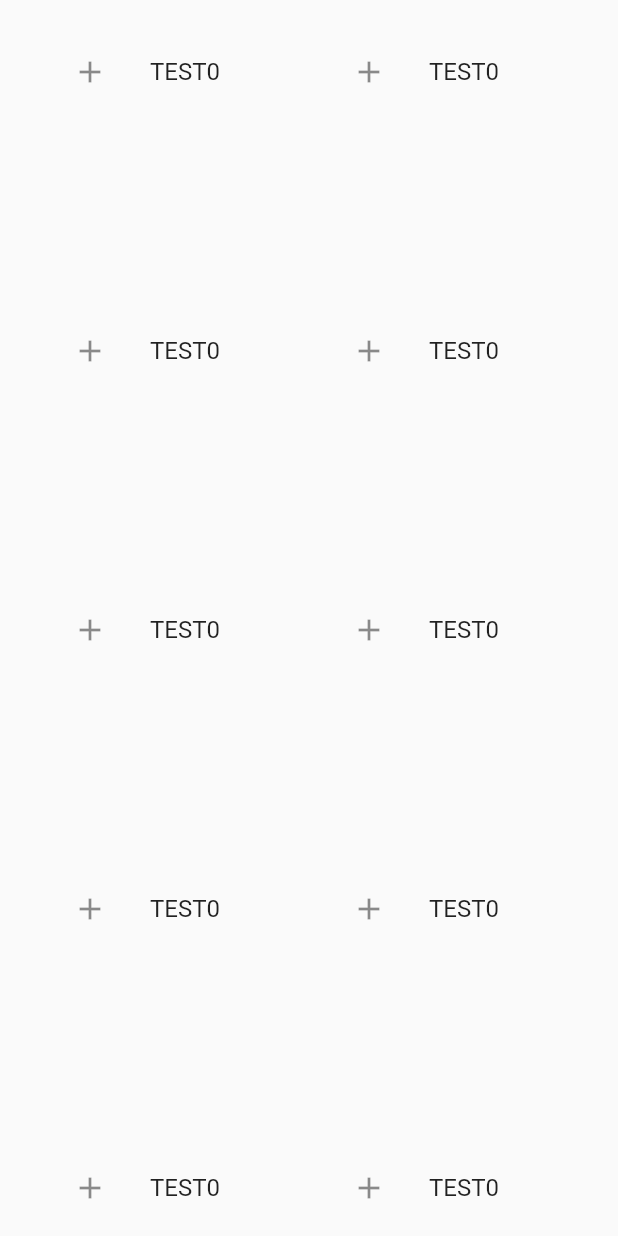
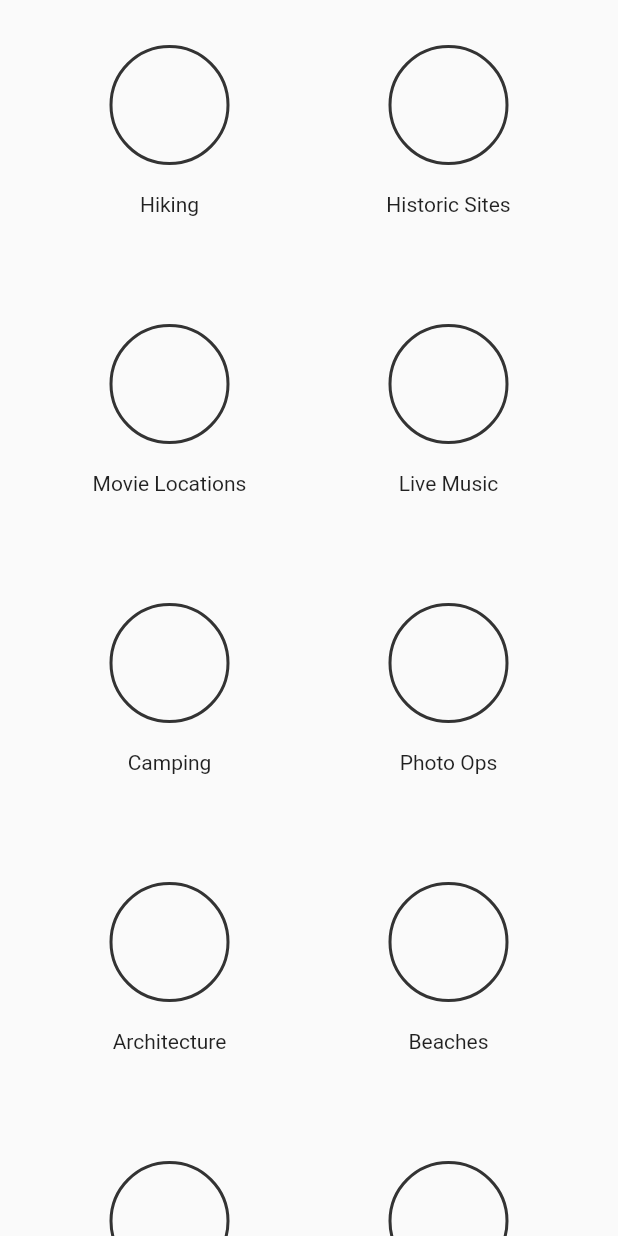
Before and after one commit to joeboylson/roamio, a Flutter app: the screen it shows after launch, on a phone screen of 412 x 824 dp. Run offline on Flutter 3.47's test engine with Material 2 defaults, Android fonts, the light colour scheme and no system bars; our stand-ins replace flutter_redux, redux; project files that could hold a hidden picture were left out.

Commit message:
more cleaning; created interest bubble; used data

```diff
--- a/lib/interestList/interestList.dart
+++ b/lib/interestList/interestList.dart
@@ -1,4 +1,5 @@
 import 'package:flutter/material.dart';
+import 'package:roamio/interestList/interestListBubble.dart';
 
 // redux state
 import 'package:roamio/model/model.dart';
@@ -18,7 +19,7 @@ class InterestList extends StatelessWidget {
       child: SingleChildScrollView(
         child: Column (
           children: <Widget> [
-            // list of interest items
+
             GridView.count(
               shrinkWrap: true,
               primary: false,
@@ -27,18 +28,9 @@ class InterestList extends StatelessWidget {
               mainAxisSpacing: 0,
               crossAxisCount: 2,
               children: model.items
-              .map((Item item) => ListTile(
-                    title: Text(item.text + item.interest.toString()),
-                    leading: IconButton(
-                      icon: Icon(Icons.add),
-                      onPressed: () => model.onIncrementInterest(item),
-                    )
-                  ))
-              .toList(),
+              .map((Item item) => InterestListBubble(model, item) ).toList(),
             ),
 
-
-            // submit button
             InterestListSubmitButton(model)
 
           ]
--- /dev/null
+++ b/lib/interestList/interestListBubble.dart
@@ -0,0 +1,75 @@
+import 'package:flutter/material.dart';
+import 'package:roamio/model/model.dart';
+
+// redux state
+import 'package:roamio/viewModel/viewModel.dart';
+
+class InterestListBubble extends StatelessWidget {
+
+  final ViewModel model;
+  final Item item;
+
+  final double size = 100;
+  final int duration = 300;
+
+  InterestListBubble(
+    this.model,
+    this.item
+  );
+
+  @override
+  Widget build (BuildContext context) {
+    return Column (
+      children: <Widget>[
+
+        Container(
+          width: 100,
+          height: 100,
+          margin: EdgeInsets.only(bottom: 8.0),
+          child:  Stack(
+            alignment: Alignment.center,
+            children: <Widget>[
+
+              // bubble fill
+              AnimatedContainer(
+                width: item.interest * 50,
+                height: item.interest * 50,
+                decoration: BoxDecoration(
+                    color: Color(0xff333333),
+                    shape: BoxShape.circle
+                ),
+                duration: Duration(milliseconds: duration),
+                curve: Curves.fastOutSlowIn,
+              ),
+
+              // bubble outline
+              InkWell(
+                  borderRadius: BorderRadius.circular(100),
+                  child: (
+                    AnimatedContainer(
+                      width: size - (20 - (item.interest * 10)),
+                      height: size,
+                      decoration: BoxDecoration(
+                          border: Border.all(width: 2.0, color: Color(0xff333333)),
+                          shape: BoxShape.circle
+                      ),
+                      duration: Duration(milliseconds: duration),
+                      curve: Cubic(0.64, 0.04, 0.35, 1),
+                    )
+                  ),
+                  onTap: () => model.onIncrementInterest(item),
+              ),
+
+            ],
+          ),
+        ),
+
+        Text(item.text)
+
+      ],
+    );
+
+
+  }
+
+}
--- a/lib/model/model.dart
+++ b/lib/model/model.dart
@@ -1,12 +1,10 @@
 import 'package:flutter/foundation.dart';
 
-
-// one item
 class Item {
 
   final int id;
   final String text;
-  final int interest;
+  final double interest;
 
   Item({
     @required this.id,
@@ -14,7 +12,7 @@ class Item {
     @required this.interest
   });
 
-  Item copyWith({int id, String text, int interest}) {
+  Item copyWith({int id, String text, double interest}) {
 
     return Item(
       id: id ?? this.id,
@@ -43,18 +41,55 @@ class AppState {
   });
 
   AppState.initialstate() : items = List.unmodifiable(<Item>[
-    Item(id: 0, text: "TEST", interest: 0),
-    Item(id: 1, text: "TEST", interest: 0),
-    Item(id: 2, text: "TEST", interest: 0),
-    Item(id: 3, text: "TEST", interest: 0),
-    Item(id: 4, text: "TEST", interest: 0),
-    Item(id: 5, text: "TEST", interest: 0),
-    Item(id: 6, text: "TEST", interest: 0),
-    Item(id: 7, text: "TEST", interest: 0),
-    Item(id: 8, text: "TEST", interest: 0),
-    Item(id: 9, text: "TEST", interest: 0),
-    Item(id: 10, text: "TEST", interest: 0),
-    Item(id: 11, text: "TEST", interest: 0),
+    Item(id: 0, text: "Hiking", interest: 0),
+    Item(id: 1, text: "Historic Sites", interest: 0),
+    Item(id: 2, text: "Movie Locations", interest: 0),
+    Item(id: 3, text: "Live Music", interest: 0),
+    Item(id: 4, text: "Camping", interest: 0),
+    Item(id: 5, text: "Photo Ops", interest: 0),
+    Item(id: 6, text: "Architecture", interest: 0),
+    Item(id: 7, text: "Beaches", interest: 0),
+    Item(id: 8, text: "Unique Food", interest: 0),
+    Item(id: 9, text: "Murals", interest: 0),
+    Item(id: 10, text: "Art", interest: 0),
+    Item(id: 11, text: "Sculptures", interest: 0),
+    Item(id: 12, text: "Roadside Attractions", interest: 0),
+    Item(id: 13, text: "Breweries", interest: 0),
+    Item(id: 14, text: "Museums", interest: 0),
+    Item(id: 15, text: "Free attractions", interest: 0),
+    Item(id: 16, text: "Festivals", interest: 0),
+    Item(id: 17, text: "Hosteling", interest: 0),
+    Item(id: 18, text: "Walking Tours", interest: 0),
+    Item(id: 19, text: "Crime and Murder History", interest: 0),
+    Item(id: 20, text: "Medical History", interest: 0),
+    Item(id: 21, text: "Theatre", interest: 0),
+    Item(id: 22, text: "Animals", interest: 0),
+    Item(id: 23, text: "Astronomy", interest: 0),
+    Item(id: 24, text: "Nature", interest: 0),
+    Item(id: 25, text: "Baseball", interest: 0),
+    Item(id: 26, text: "Football", interest: 0),
+    Item(id: 27, text: "Soccer", interest: 0),
+    Item(id: 28, text: "Basketball", interest: 0),
+    Item(id: 29, text: "Cars", interest: 0),
+    Item(id: 30, text: "Motorcycles", interest: 0),
+    Item(id: 31, text: "Pop Culture", interest: 0),
+    Item(id: 32, text: "Americana Sites", interest: 0),
+    Item(id: 33, text: "Neon", interest: 0),
+    Item(id: 34, text: "Sealife", interest: 0),
+    Item(id: 35, text: "Boats", interest: 0),
+    Item(id: 36, text: "Asian History", interest: 0),
+    Item(id: 37, text: "Anime", interest: 0),
+    Item(id: 38, text: "Whiskey", interest: 0),
+    Item(id: 39, text: "Greek Mythology", interest: 0),
+    Item(id: 40, text: "Small Businesses", interest: 0),
+    Item(id: 41, text: "Farmers Markets", interest: 0),
+    Item(id: 42, text: "Antiques", interest: 0),
+    Item(id: 43, text: "Animals", interest: 0),
+    Item(id: 44, text: "Dogs", interest: 0),
+    Item(id: 45, text: "Cats", interest: 0),
+    Item(id: 46, text: "Native American History", interest: 0),
+    Item(id: 47, text: "Surfing", interest: 0),
+    Item(id: 48, text: "The Supernatural", interest: 0),
   ]);
 
 }
```
Also changed, not shown: lib/redux/actions.dart (+0 -24 lines), lib/redux/reducers.dart (+3 -28 lines), lib/viewModel/viewModel.dart (+0 -29 lines), 2 other files.
